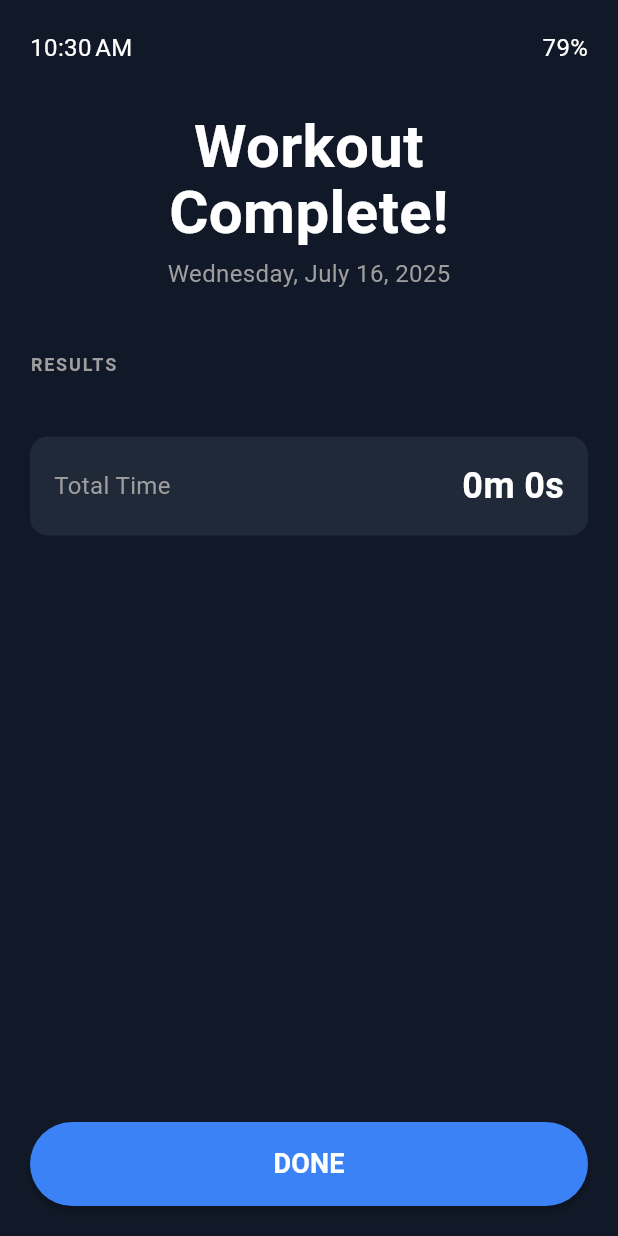
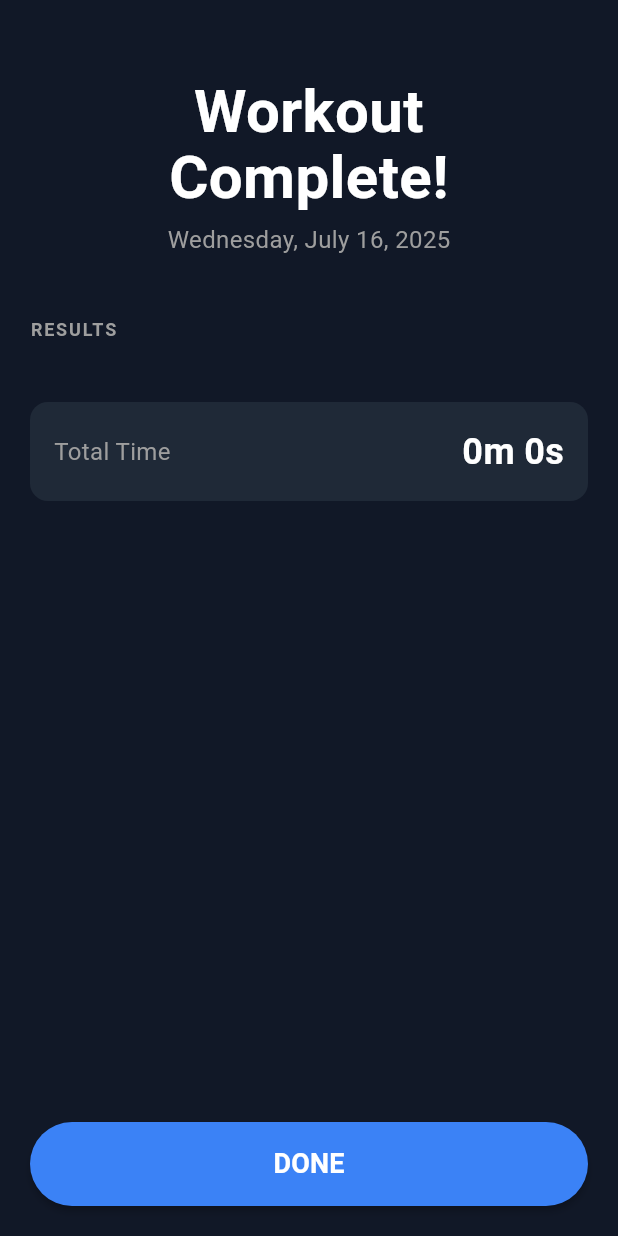
Before and after one commit to ben-danzig/flutter_bball_app, a Flutter app: the WorkoutSummaryScreen screen opened directly with empty values, on a phone screen of 412 x 824 dp. Run offline on Flutter 3.47's test engine with Material 3 defaults, Android fonts, the phone set to English and light mode, and no system bars; our stand-ins replace cloud_firestore, device_info_plus, firebase_core, fl_chart, flutter_tts, numberpicker and 1 more; accounts and stored records are empty.

Commit message:
Remove placeholder 79% and workout completed time from workout_summary_screen. These were leftover from mockups

```diff
--- a/lib/screens/summary/workout_summary_screen.dart
+++ b/lib/screens/summary/workout_summary_screen.dart
@@ -73,19 +73,6 @@ class _WorkoutSummaryScreenState extends State<WorkoutSummaryScreen> {
               padding: const EdgeInsets.all(20),
               child: Column(
                 children: [
-                  Row(
-                    mainAxisAlignment: MainAxisAlignment.spaceBetween,
-                    children: [
-                      Text(
-                        DateFormat.jm().format(widget.session.completedAt),
-                        style: const TextStyle(color: Colors.white, fontSize: 16),
-                      ),
-                      const Text(
-                        '79%',
-                        style: TextStyle(color: Colors.white, fontSize: 16),
-                      ),
-                    ],
-                  ),
                   const SizedBox(height: 32),
                   const Text(
                     'Workout\nComplete!',
```
